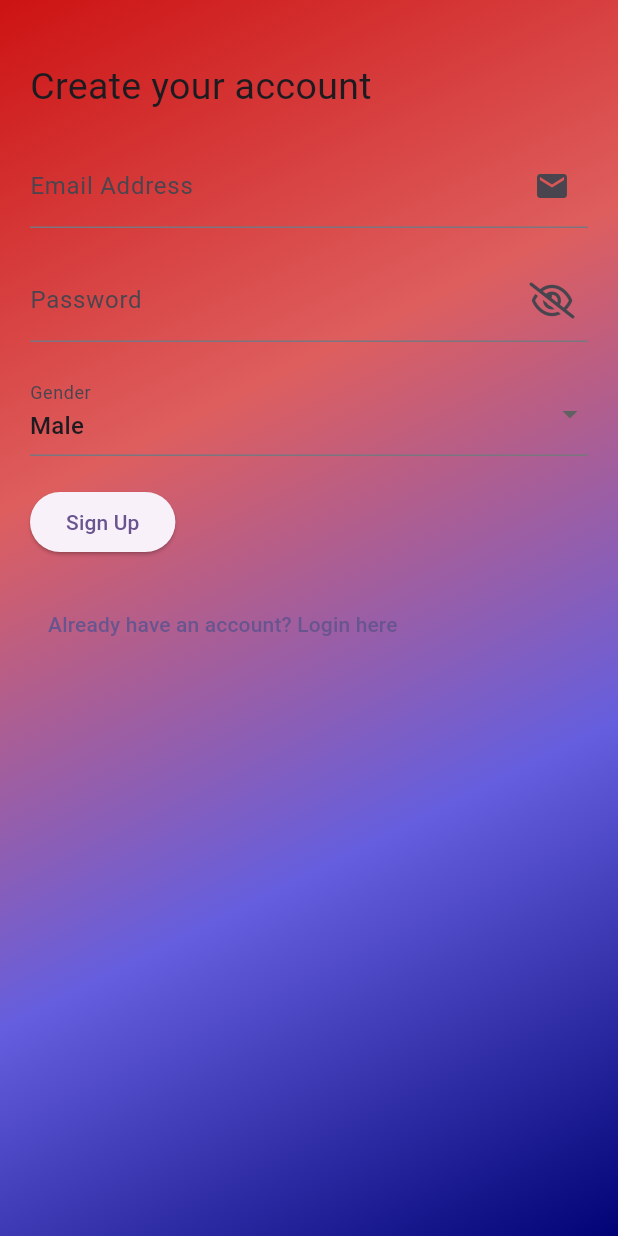
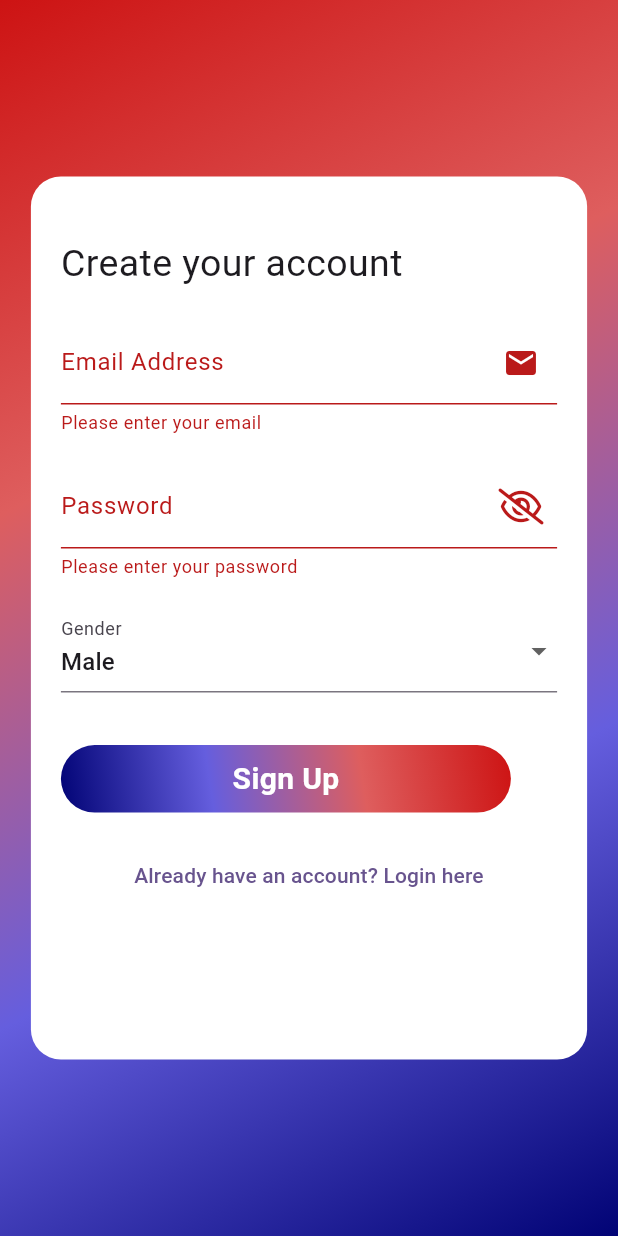
Before and after one commit to Ayesha126/crime_project, a Flutter app: the SignUpPage screen opened directly, after a tap on "Sign Up", on a phone screen of 412 x 824 dp. Run offline on Flutter 3.47's test engine with Material 3 defaults, Android fonts, the phone set to English and light mode, and no system bars; our stand-ins replace carousel_slider, fluttertoast, font_awesome_flutter, google_fonts; missing offline and left inert: flutter_phone_direct_caller.

Commit message:
signup updated

```diff
--- a/lib/Pages/login_page.dart
+++ b/lib/Pages/login_page.dart
@@ -99,19 +99,17 @@ class LoginPage extends StatefulWidget {
                                 ),
                               );
                             },
-
                             child: Text(
                               'Sign up as new user',
                               style: TextStyle(
-                                color: Colors.blueAccent[700],
+                                fontWeight: FontWeight.w500 ,
+                                color: Colors.deepPurple,
                               ),
                             ),
                           ),
                         ],
                       ),
                     ),
-
-
                     GestureDetector(
                       child: Container(
                         alignment:  Alignment.center,
--- a/lib/Pages/signup_page.dart
+++ b/lib/Pages/signup_page.dart
@@ -1,3 +1,4 @@
+import 'package:crime_track_master/citizen/navigation_bar.dart';
 import 'package:flutter/material.dart';
 import 'package:flutter/cupertino.dart';
 import 'package:font_awesome_flutter/font_awesome_flutter.dart';
@@ -52,9 +53,17 @@ class _SignUpPageState extends State<SignUpPage> {
             ),
             child: Padding(
               padding: const EdgeInsets.all(20.0),
+    child: Center(
+    child: Container(
+      height: MediaQuery.of(context).size.height/1.4,
+      width: MediaQuery.of(context).size.width*0.9,// Adjust width as needed
+    padding: EdgeInsets.all(20.0),
+    decoration: BoxDecoration(
+    color: Colors.white,
+    borderRadius: BorderRadius.circular(20.0),
+    ),
               child: Form(
                 key: _formKey,
-
                 child: Column(
                   crossAxisAlignment: CrossAxisAlignment.start, // Adjust alignment as needed
                   children: [
@@ -75,23 +84,29 @@ class _SignUpPageState extends State<SignUpPage> {
                       ),
                       keyboardType: TextInputType.emailAddress,
                       onSaved: (value) => _email = value!,
-                  validator: validateEmail, // Use validateEmail method (if defined)
+                      validator: (value) {
+                        if (value == null || value.isEmpty) {
+                          return 'Please enter your email';
+                        }
+                        return null;
+                      },
                     ),
-
                     SizedBox(height: 20),
-
-                // Password field
                     TextFormField(
                       decoration: InputDecoration(
                         labelText: 'Password',
-                    suffixIcon: Icon(
-                      FontAwesomeIcons.eyeSlash),
+                        suffixIcon: Icon(FontAwesomeIcons.eyeSlash,
+                          ),
                       ),
                       obscureText: true,
                       onSaved: (value) => _password = value!,
-                  validator: validatePassword, // Use validatePassword method (if defined)
+                      validator: (value) {
+                        if (value == null || value.isEmpty) {
+                          return 'Please enter your password';
+                        }
+                        return null;
+                      },
                     ),
-
                     SizedBox(height: 20),
 
                     // Gender selection
@@ -121,44 +136,72 @@ class _SignUpPageState extends State<SignUpPage> {
                       ),
                     ),
 
-                SizedBox(height: 20),
-
-                // Sign-up button
-                ElevatedButton(
-                  onPressed: () {
+                    SizedBox(height: 35),
+                    GestureDetector(
+                      onTap: () {
                         if (_formKey.currentState!.validate()) {
                           _formKey.currentState!.save();
                           // Handle sign-up logic here (e.g., API call)
                           print('Email: $_email, Gender: $_gender, Password: $_password');
                         }
                       },
-                  child: Text('Sign Up'),
+                      child: Container(
+                        alignment:  Alignment.center ,
+                        width: 300,
+                        decoration: BoxDecoration(
+                            borderRadius: BorderRadius.circular(50),
+                            gradient: LinearGradient(
+                                begin: Alignment.bottomLeft,
+                                end: Alignment.topRight ,
+                                colors: [
+                                  Color(0xFF010375),
+                                  Color(0xFF655EDE),
+                                  Color(0xFFDE5E5E),
+                                  Color(0xFFCD1313),
+                                ]
+                            )
+                        ) ,
+                        child: Padding(padding: EdgeInsets.fromLTRB(20, 8, 20, 8),
+                          child: Text('Sign Up',
+                            style: TextStyle(
+                              fontSize: 20,
+                              fontWeight: FontWeight.bold,
+                              color: Colors.white,
                             ),
-
-                SizedBox(height: 20), // Adjust spacing as needed
-
+                          ),
+                        ),
+                      ),
+                    ),
+                    SizedBox(height: 18), // Adjust spacing as needed
                     // Option to navigate to login page
-                TextButton(
+    Center(
+    child: TextButton(
     onPressed: () {
     // Handle navigation to login page
     Navigator.push(
     context,
-                      MaterialPageRoute(builder: (context) => LoginPage()), // Replace with your login page widget
+    MaterialPageRoute(
+    builder: (context) =>
+    LoginPage(), // Replace with your login page widget
+    ),
     );
     },
                       child: Text(
                         'Already have an account? Login here',
+                        textAlign: TextAlign.center,
                         style: TextStyle(
                           // Consider using app theme colors or consistent styling
                         ),
                       ),
                     ),
-              ],
+    )],
                 ),
               ),
             ),
           ),
         )
+    )
+    )
     );
   }
 }
--- a/lib/main.dart
+++ b/lib/main.dart
@@ -1,3 +1,4 @@
+import 'package:crime_track_master/Pages/signup_page.dart';
 import 'package:crime_track_master/citizen/emergency_contact.dart';
 import 'package:crime_track_master/citizen/home_page.dart';
 import 'package:crime_track_master/citizen/navigation_bar.dart';
@@ -21,7 +22,7 @@ class MyApp extends StatelessWidget {
         colorScheme: ColorScheme.fromSeed(seedColor: Colors.deepPurple),
         useMaterial3: true,
       ),
-      home: BottomPage(),
+      home: SignUpPage(),
     );
   }
 }
```
Lines whose indentation alone changed are shown as unchanged.
